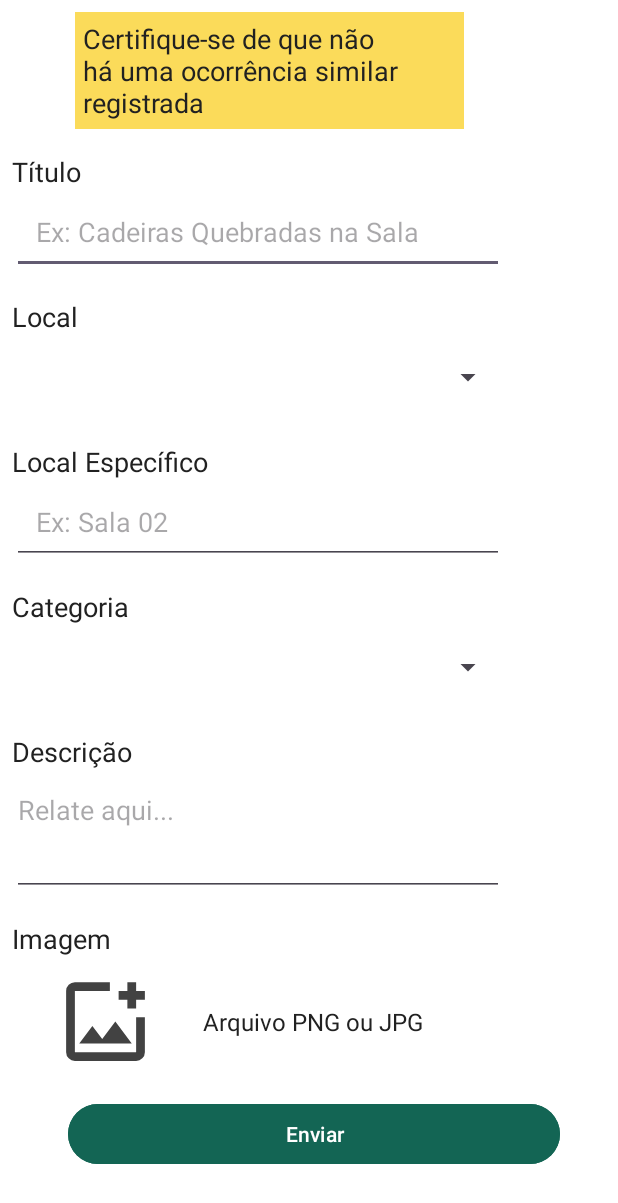
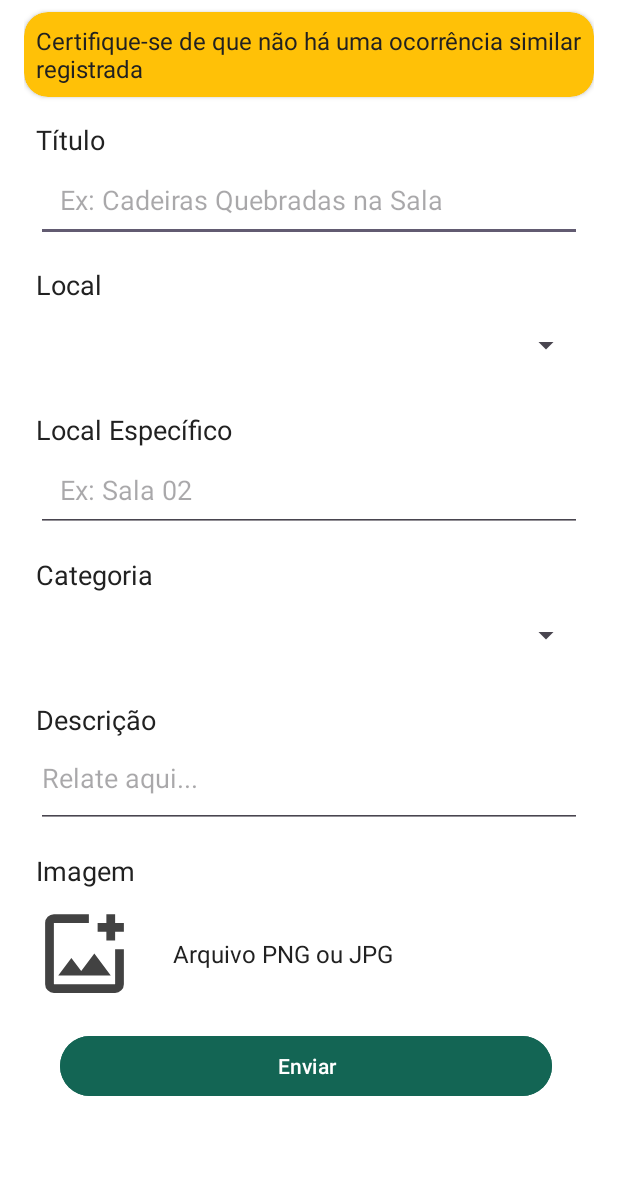
Before and after one commit to melhora-ifam/melhora-ifam, an Android app: the layout fragment_registro_de_ocorrencia.xml on its own in the app's theme, with its tools: preview values and no code run, on a phone screen of 412 x 824 dp. Shown: the top 1203 px of the screen. Run offline under Robolectric (Android 15) with nearby library versions, the phone set to English and light mode, and no system bars.

```diff
--- a/app/src/main/java/com/example/melhoraifam/CadastroFragment.kt
+++ b/app/src/main/java/com/example/melhoraifam/CadastroFragment.kt
@@ -71,7 +71,8 @@ class CadastroFragment : Fragment() {
                     val userMap = mapOf(
                         "nome" to nome,
                         "email" to email,
-                        "celular" to celular
+                        "celular" to celular,
+                        "admin" to false
                     )
 
                     userRef.setValue(userMap)
--- a/app/src/main/java/com/example/melhoraifam/HomeAdminFragment.kt
+++ b/app/src/main/java/com/example/melhoraifam/HomeAdminFragment.kt
@@ -37,11 +37,6 @@ class HomeAdminFragment : Fragment() {
     override fun onCreateView(inflater: LayoutInflater, container: ViewGroup?, savedInstanceState: Bundle?): View? {
         val view = inflater.inflate(R.layout.fragment_home_admin, container, false)
         Log.d("HomeAdminFragment", "onCreateView: Layout carregado");
-
-        val bottomNavBar = requireActivity().findViewById<com.google.android.material.bottomnavigation.BottomNavigationView>(R.id.bottom_navbar)
-        bottomNavBar.menu.clear()
-        bottomNavBar.inflateMenu(R.menu.admin_navbar)
-
 
         // Lógica do RecyclerView
         val recyclerView = view.findViewById<RecyclerView>(R.id.Ocorrencias)
@@ -115,6 +110,7 @@ class HomeAdminFragment : Fragment() {
 
 
         // Lógica do navBar
+        val bottomNavBar = requireActivity().findViewById<com.google.android.material.bottomnavigation.BottomNavigationView>(R.id.bottom_navbar)
         bottomNavBar.setOnItemSelectedListener { menuItem ->
             when (menuItem.itemId) {
                 R.id.home_navbar -> {
--- a/app/src/main/java/com/example/melhoraifam/HomeUserFragment.kt
+++ b/app/src/main/java/com/example/melhoraifam/HomeUserFragment.kt
@@ -1,20 +1,16 @@
 package com.example.melhoraifam
 
-import android.content.Intent
 import android.os.Bundle
 import androidx.fragment.app.Fragment
 import android.view.LayoutInflater
 import android.view.View
 import android.view.ViewGroup
-import android.widget.Button
 import android.widget.ImageButton
 import android.widget.PopupMenu
 import android.widget.SearchView
 import android.widget.TextView
 import android.widget.Toast
 import androidx.fragment.app.FragmentTransaction
-import androidx.recyclerview.widget.LinearLayoutManager
-import androidx.recyclerview.widget.RecyclerView
 import com.example.melhoraifam.databinding.ActivityHomepageBinding
 import com.google.android.material.floatingactionbutton.FloatingActionButton
 
@@ -56,7 +52,7 @@ class HomeUserFragment : Fragment() {
         // Lógica do FAB
         val fab = view.findViewById<FloatingActionButton>(R.id.fabAdicionarOcorrencia)
         fab.setOnClickListener {
-            val fragment = registroDeOcorrenciaFragment()
+            val fragment = RegistroDeOcorrenciaFragment()
             val transaction = requireActivity().supportFragmentManager.beginTransaction()
             transaction.replace(R.id.frameLayoutHome, fragment)
             transaction.addToBackStack(null)
--- a/app/src/main/res/layout/fragment_registro_de_ocorrencia.xml
+++ b/app/src/main/res/layout/fragment_registro_de_ocorrencia.xml
@@ -4,13 +4,14 @@
     xmlns:app="http://schemas.android.com/apk/res-auto"
     android:layout_width="match_parent"
     android:layout_height="match_parent"
-    tools:context=".registroDeOcorrenciaFragment"
+    tools:context=".RegistroDeOcorrenciaFragment"
     android:background="@color/white">
 
 
     <LinearLayout
         android:layout_width="match_parent"
         android:layout_height="wrap_content"
+        android:layout_marginHorizontal="16dp"
         android:orientation="vertical">
 
         <FrameLayout
@@ -18,19 +19,24 @@
             android:layout_width="match_parent"
             android:layout_height="wrap_content"
             app:layout_constraintTop_toTopOf="parent"
-            android:layout_marginTop="0dp" />
+            android:layout_marginTop="8dp" />
 
-        <TextView
-            android:id="@+id/warning"
-            android:layout_width="259dp"
+        <androidx.cardview.widget.CardView
+            android:layout_width="match_parent"
             android:layout_height="wrap_content"
-            android:layout_marginStart="50dp"
-            android:layout_marginTop="8dp"
-            android:background="#FBDB5A"
-            android:padding="5dp"
-            android:text="@string/warning"
-            android:textColor="@color/neutral_dark_900"
-            android:textSize="18sp" />
+            app:cardBackgroundColor="@color/warning_light_500"
+            app:cardCornerRadius="16dp">
+
+            <TextView
+                android:id="@+id/warning"
+                android:layout_width="match_parent"
+                android:layout_height="match_parent"
+                android:layout_marginHorizontal="8dp"
+                android:layout_marginVertical="8dp"
+                android:text="@string/warning"
+                android:textColor="@color/neutral_dark_900"
+                android:textSize="16sp" />
+        </androidx.cardview.widget.CardView>
 
         <TextView
             android:id="@+id/tituloLabel"
@@ -44,9 +50,9 @@
 
         <EditText
             android:id="@+id/tituloOcorrencia"
-            android:layout_width="328dp"
+            android:layout_width="match_parent"
             android:layout_height="56dp"
-            android:layout_marginStart="8dp"
+            android:layout_marginHorizontal="8dp"
             android:hint="@string/titulo_placeholder"
             android:inputType="text"
             android:padding="16dp"
@@ -57,20 +63,20 @@
             android:layout_width="wrap_content"
             android:layout_height="wrap_content"
             android:layout_marginTop="16dp"
-            android:layout_marginStart="8dp"
+            android:layout_marginHorizontal="8dp"
             android:text="@string/local"
             android:textColor="@color/neutral_dark_900"
             android:textSize="18sp" />
 
         <Spinner
             android:id="@+id/local"
-            android:layout_width="328dp"
+            android:layout_width="match_parent"
             android:layout_height="56dp"
             android:hint="@string/local"
-            android:layout_marginStart="8dp"/>
+            android:layout_marginHorizontal="8dp"/>
 
         <TextView
-            android:id="@+id/textView2"
+            android:id="@+id/local_especifico_tv"
             android:layout_width="wrap_content"
             android:layout_height="wrap_content"
             android:text="@string/local_especifico"
@@ -80,14 +86,14 @@
             android:textColor="@color/neutral_dark_900"/>
 
         <EditText
-            android:id="@+id/localEspecifico"
-            android:layout_width="328dp"
+            android:id="@+id/local_especifico_input"
+            android:layout_width="match_parent"
             android:layout_height="56dp"
             android:hint="@string/local_especifico_placeholder"
             android:inputType="text"
             android:padding="16dp"
             android:textColor="#000000"
-            android:layout_marginStart="8dp"/>
+            android:layout_marginHorizontal="8dp"/>
 
         <TextView
             android:id="@+id/categoriaLabel"
@@ -102,10 +108,10 @@
 
         <Spinner
             android:id="@+id/categoria"
-            android:layout_width="328dp"
+            android:layout_width="match_parent"
             android:layout_height="56dp"
             android:hint="@string/categoria"
-            android:layout_marginStart="8dp"/>
+            android:layout_marginHorizontal="8dp"/>
 
         <TextView
             android:id="@+id/descricaoLabel"
@@ -119,14 +125,14 @@
 
         <EditText
             android:id="@+id/descricao"
-            android:layout_width="328dp"
-            android:layout_height="80dp"
+            android:layout_width="match_parent"
+            android:layout_height="56dp"
             android:layout_marginTop="4dp"
             android:ems="10"
             android:gravity="start|top"
             android:hint="@string/descricao_placeholder"
             android:inputType="textMultiLine"
-            android:layout_marginStart="8dp"/>
+            android:layout_marginHorizontal="8dp"/>
 
         <TextView
             android:id="@+id/imagemLabel"
@@ -150,14 +156,13 @@
                 android:id="@+id/imageView"
                 android:layout_width="70dp"
                 android:layout_height="70dp"
-                android:layout_marginStart="30dp"
                 android:src="@drawable/foto" />
 
             <TextView
                 android:id="@+id/imageText"
                 android:layout_width="wrap_content"
                 android:layout_height="wrap_content"
-                android:layout_marginStart="30dp"
+                android:layout_marginStart="24dp"
                 android:text="Arquivo PNG ou JPG"
                 android:textSize="16sp"
                 android:textColor="@color/neutral_dark_900" />
@@ -168,11 +173,11 @@
             android:id="@+id/buttonEnviar"
             android:layout_width="328dp"
             android:layout_height="48dp"
+            android:layout_marginStart="24dp"
+            android:layout_marginTop="16dp"
             android:backgroundTint="@color/primary_green_600"
             android:text="@string/enviar"
-            android:textColor="@color/white"
-            android:layout_marginStart="45dp"
-            android:layout_marginTop="16dp" />
+            android:textColor="@color/white" />
 
     </LinearLayout>
 
```
Also changed, not shown: app/src/main/java/com/example/melhoraifam/Homepage.kt (+63 -3 lines), app/src/main/java/com/example/melhoraifam/LoginFragment.kt (+10 -1 lines), app/src/main/java/com/example/melhoraifam/RegistroDeOcorrenciaFragment.kt (renamed from app/src/main/java/com/example/melhoraifam/registroDeOcorrencia.kt, +5 -9 lines).
